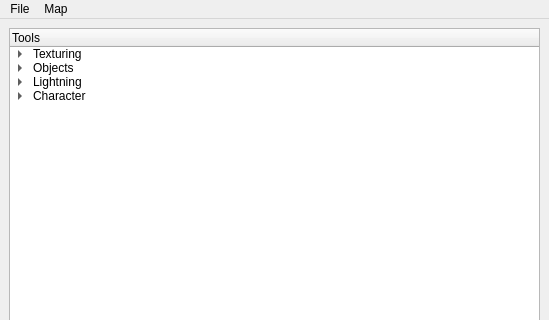
Qt form src/editor/gui/mainwindow.ui (snizzo/lucrezia) before a commit; both pictures show x 0 to 549 and y 0 to 320 of the 549 by 1031 pixel window.
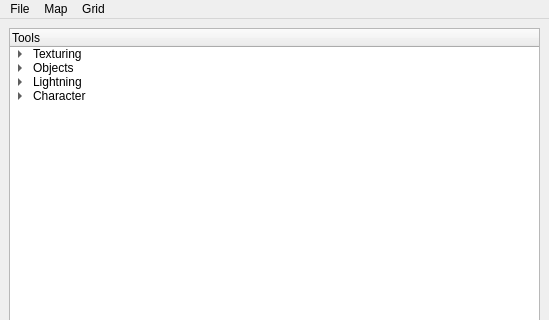
The same form after that commit.

Commit message: Skeleton for realtime map structure modifications

What changed in the file:
```diff
--- a/src/editor/gui/mainwindow.ui
+++ b/src/editor/gui/mainwindow.ui
@@ -161,7 +161,7 @@
      <x>0</x>
      <y>0</y>
      <width>549</width>
-     <height>42</height>
+     <height>32</height>
     </rect>
    </property>
    <widget class="QMenu" name="menuFile">
@@ -181,8 +181,21 @@
     <addaction name="actionEdit_onLoad"/>
     <addaction name="actionEdit_onUnload"/>
    </widget>
+   <widget class="QMenu" name="menuGrid">
+    <property name="title">
+     <string>Grid</string>
+    </property>
+    <addaction name="actionSet_background_image"/>
+    <addaction name="separator"/>
+    <addaction name="actionAdd_column"/>
+    <addaction name="actionAdd_row"/>
+    <addaction name="separator"/>
+    <addaction name="actionRemove_column"/>
+    <addaction name="actionRemove_row"/>
+   </widget>
    <addaction name="menuFile"/>
    <addaction name="menuMap"/>
+   <addaction name="menuGrid"/>
   </widget>
   <action name="actionScene">
    <property name="text">
```
Left out of the diff: 25 changed lines with no effect on the pictures. The commit also changes 2 other files.
